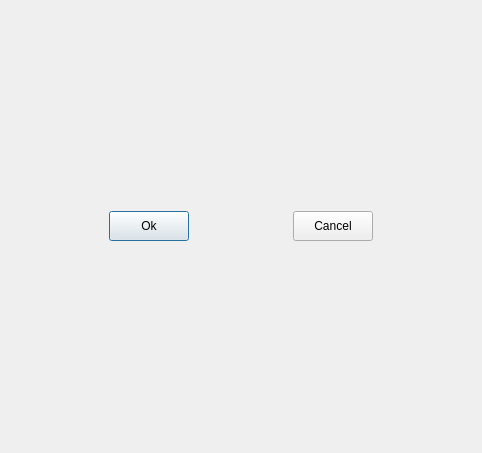
The window that Device_Studio/libs/platform/propertylist/editor/qstringeditordialog.ui (ybjx1987/Device_Studio) describes before a commit, drawn with Qt 5.
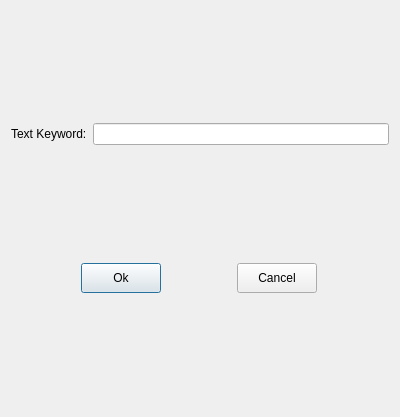
The same window after the commit.

```diff
--- a/Device_Studio/libs/platform/propertylist/editor/qstringeditordialog.ui
+++ b/Device_Studio/libs/platform/propertylist/editor/qstringeditordialog.ui
@@ -6,14 +6,40 @@
    <rect>
     <x>0</x>
     <y>0</y>
-    <width>482</width>
-    <height>453</height>
+    <width>400</width>
+    <height>417</height>
    </rect>
   </property>
+  <property name="minimumSize">
+   <size>
+    <width>400</width>
+    <height>0</height>
+   </size>
+  </property>
+  <property name="maximumSize">
+   <size>
+    <width>400</width>
+    <height>9999</height>
+   </size>
+  </property>
   <property name="windowTitle">
    <string>String Editor</string>
   </property>
   <layout class="QVBoxLayout" name="verticalLayout">
+   <item>
+    <layout class="QHBoxLayout" name="horizontalLayout_2">
+     <item>
+      <widget class="QLabel" name="label">
+       <property name="text">
+        <string>Text Keyword:</string>
+       </property>
+      </widget>
+     </item>
+     <item>
+      <widget class="QLineEdit" name="lineEdit"/>
+     </item>
+    </layout>
+   </item>
    <item>
     <layout class="QHBoxLayout" name="horizontalLayout">
      <item>
```
